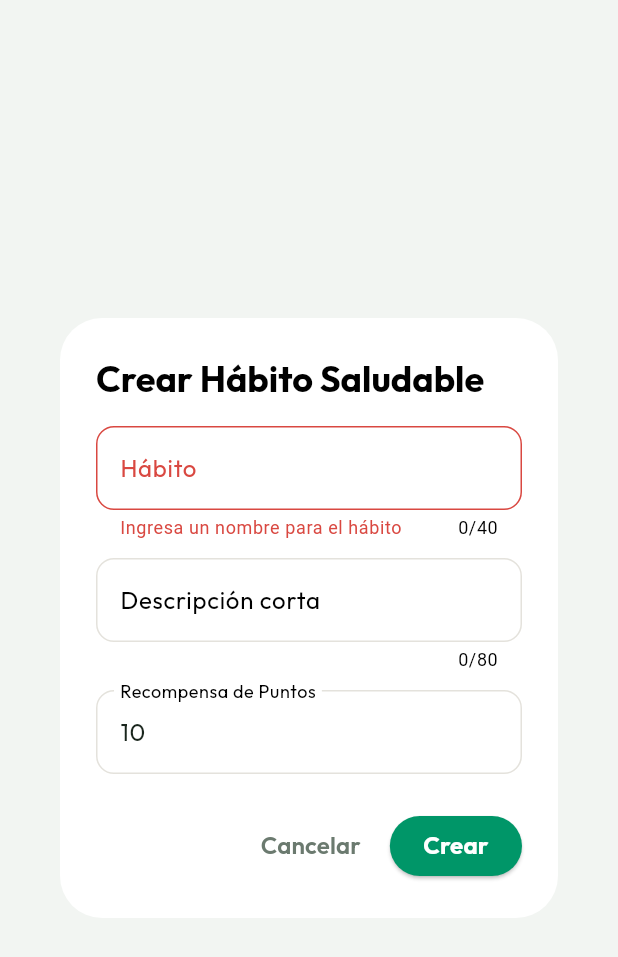
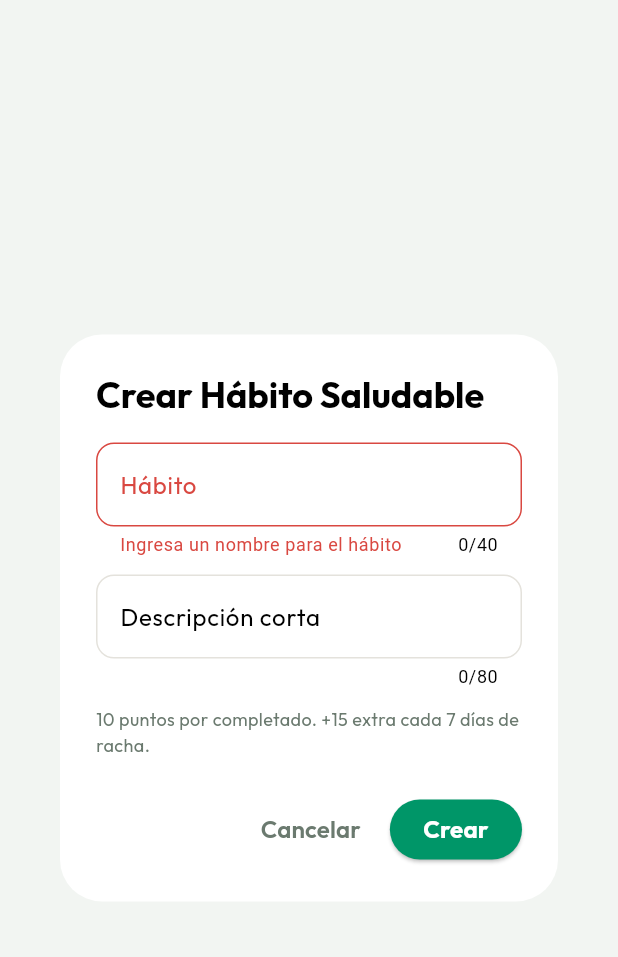
Before and after one commit to valentino0331/SalviaFinanzas, a Flutter app: the AddHabitDialog widget shown alone on an empty page, opened directly, after a tap on "Crear", on a phone screen of 412 x 824 dp. Shown: the top 957 px of the screen. Run offline on Flutter 3.47's test engine with Material 3 defaults, Android fonts, the phone set to English and light mode, and no system bars; our stand-ins replace fl_chart, flutter_riverpod, google_fonts, shared_preferences; accounts and stored records are empty; network calls fail.

Commit message:
feat(habits): elimina puntos editables y explica la recompensa semanal

```diff
--- a/lib/features/habits/domain/habit_validators.dart
+++ b/lib/features/habits/domain/habit_validators.dart
@@ -18,8 +18,6 @@ class HabitValidators {
   static const int minTitleLength = 3;
   static const int maxTitleLength = 40;
   static const int maxDescriptionLength = 80;
-  static const int maxPoints = 999;
-  static const int defaultPoints = 10;
 
   /// Valida el nombre del hábito. Devuelve null si es válido.
   static String? validateTitle(String? raw) {
@@ -41,29 +39,11 @@ class HabitValidators {
     return null;
   }
 
-  /// Valida el texto del campo de puntos. Devuelve null si es válido.
-  static String? validatePoints(String? raw) {
-    final text = (raw ?? '').trim();
-    if (text.isEmpty) return 'Ingresa los puntos';
-    final value = int.tryParse(text);
-    if (value == null) return 'Solo se permiten números enteros';
-    return validatePointsValue(value);
-  }
-
-  /// Valida un valor numérico de puntos ya parseado.
-  static String? validatePointsValue(int value) {
-    if (value <= 0) return 'Los puntos deben ser mayores a 0';
-    if (value > maxPoints) return 'El máximo es $maxPoints puntos';
-    return null;
-  }
-
-  /// Convierte el texto del campo a entero, usando [defaultPoints] si no es válido.
-  static int parsePoints(String raw) {
-    return int.tryParse(raw.trim()) ?? defaultPoints;
-  }
-
   /// Validación completa usada en la capa de aplicación (defensa en profundidad).
-  static String? validateHabit({required String title, required int points}) {
-    return validateTitle(title) ?? validatePointsValue(points);
+  static String? validateHabit({
+    required String title,
+    required String description,
+  }) {
+    return validateTitle(title) ?? validateDescription(description);
   }
 }
--- a/lib/features/habits/presentation/dialogs/add_habit_dialog.dart
+++ b/lib/features/habits/presentation/dialogs/add_habit_dialog.dart
@@ -5,6 +5,7 @@ import 'package:google_fonts/google_fonts.dart';
 import '../../../../core/theme.dart';
 import '../../application/habits_providers.dart';
 import '../../domain/habit.dart';
+import '../../domain/habit_rewards.dart';
 import '../../domain/habit_validators.dart';
 
 /// Abre el diálogo para crear un hábito saludable.
@@ -37,7 +38,6 @@ class _AddHabitDialogState extends ConsumerState<AddHabitDialog> {
   final _formKey = GlobalKey<FormState>();
   late final TextEditingController _titleController;
   late final TextEditingController _descController;
-  late final TextEditingController _pointsController;
 
   bool _saving = false;
 
@@ -48,17 +48,12 @@ class _AddHabitDialogState extends ConsumerState<AddHabitDialog> {
     _descController = TextEditingController(
       text: widget.habit?.description ?? '',
     );
-    _pointsController = TextEditingController(
-      text: (widget.habit?.pointsReward ?? HabitValidators.defaultPoints)
-          .toString(),
-    );
   }
 
   @override
   void dispose() {
     _titleController.dispose();
     _descController.dispose();
-    _pointsController.dispose();
     super.dispose();
   }
 
@@ -74,19 +69,13 @@ class _AddHabitDialogState extends ConsumerState<AddHabitDialog> {
       final habit = widget.habit;
       final title = _titleController.text.trim();
       final description = _descController.text.trim();
-      final points = HabitValidators.parsePoints(_pointsController.text);
       if (habit == null) {
-        await actions.addHabit(
-          title: title,
-          description: description,
-          pointsReward: points,
-        );
+        await actions.addHabit(title: title, description: description);
       } else {
         await actions.updateHabit(
           id: habit.id,
           title: title,
           description: description,
-          pointsReward: points,
         );
       }
       await HapticFeedback.lightImpact();
@@ -151,15 +140,14 @@ class _AddHabitDialogState extends ConsumerState<AddHabitDialog> {
                   validator: HabitValidators.validateDescription,
                 ),
                 const SizedBox(height: 12),
-                TextFormField(
-                  controller: _pointsController,
-                  enabled: !_saving,
-                  keyboardType: TextInputType.number,
-                  inputFormatters: [FilteringTextInputFormatter.digitsOnly],
-                  decoration: const InputDecoration(
-                    labelText: "Recompensa de Puntos",
+                Text(
+                  '${HabitRewards.basePoints} puntos por completado. '
+                  '+${HabitRewards.streakBonus} extra cada '
+                  '${HabitRewards.bonusInterval} días de racha.',
+                  style: GoogleFonts.outfit(
+                    fontSize: 12,
+                    color: RusticTheme.lightText,
                   ),
-                  validator: HabitValidators.validatePoints,
                 ),
               ],
             ),
--- a/lib/features/habits/presentation/habits_screen.dart
+++ b/lib/features/habits/presentation/habits_screen.dart
@@ -257,7 +257,6 @@ class _HabitsScreenState extends ConsumerState<HabitsScreen>
                                   .addHabit(
                                     title: template.title,
                                     description: template.description,
-                                    pointsReward: template.pointsReward,
                                   );
                               if (context.mounted) {
                                 ScaffoldMessenger.of(context).showSnackBar(
--- a/lib/features/habits/presentation/widgets/hero_habits_card.dart
+++ b/lib/features/habits/presentation/widgets/hero_habits_card.dart
@@ -1,5 +1,6 @@
 import 'package:flutter/material.dart';
 import 'package:google_fonts/google_fonts.dart';
+import '../../domain/habit_rewards.dart';
 
 class HeroHabitsCard extends StatelessWidget {
   const HeroHabitsCard({super.key, required this.habitsCount});
@@ -12,11 +13,7 @@ class HeroHabitsCard extends StatelessWidget {
       padding: const EdgeInsets.all(22),
       decoration: BoxDecoration(
         gradient: const LinearGradient(
-          colors: [
-            Color(0xFF2E513C),
-            Color(0xFF1B3828),
-            Color(0xFF132A1C),
-          ],
+          colors: [Color(0xFF2E513C), Color(0xFF1B3828), Color(0xFF132A1C)],
           begin: Alignment.topLeft,
           end: Alignment.bottomRight,
         ),
@@ -45,7 +42,10 @@ class HeroHabitsCard extends StatelessWidget {
                 ),
               ),
               Container(
-                padding: const EdgeInsets.symmetric(horizontal: 10, vertical: 4),
+                padding: const EdgeInsets.symmetric(
+                  horizontal: 10,
+                  vertical: 4,
+                ),
                 decoration: BoxDecoration(
                   color: Colors.white.withValues(alpha: 0.12),
                   borderRadius: BorderRadius.circular(12),
@@ -72,7 +72,9 @@ class HeroHabitsCard extends StatelessWidget {
           ),
           const SizedBox(height: 6),
           Text(
-            "Mantener rutinas diarias te otorga bonos especiales de racha y puntos para tu vivero.",
+            '${HabitRewards.basePoints} puntos por cada hábito completado y '
+            '${HabitRewards.streakBonus} extra cada '
+            '${HabitRewards.bonusInterval} días de racha.',
             style: GoogleFonts.outfit(
               fontSize: 12.5,
               color: Colors.white.withValues(alpha: 0.8),
```
Also changed, not shown: lib/features/habits/application/habits_providers.dart (+8 -19 lines), lib/features/habits/domain/habit_template.dart (+4 -12 lines).
